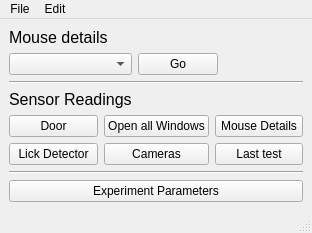
Above: Python/gui/mainwin.ui from yagarwal123/autonomouse before the change. Below: the same form after it.
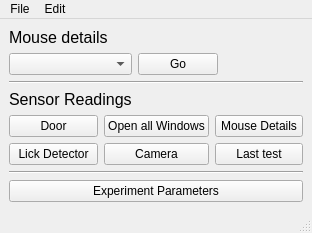
That is the form after the change.

Diff of the .ui file:
```diff
--- a/Python/gui/mainwin.ui
+++ b/Python/gui/mainwin.ui
@@ -27,7 +27,7 @@
       <item row="1" column="1">
        <widget class="QPushButton" name="cameraButton">
         <property name="text">
-         <string>Cameras</string>
+         <string>Camera</string>
         </property>
        </widget>
       </item>
```
